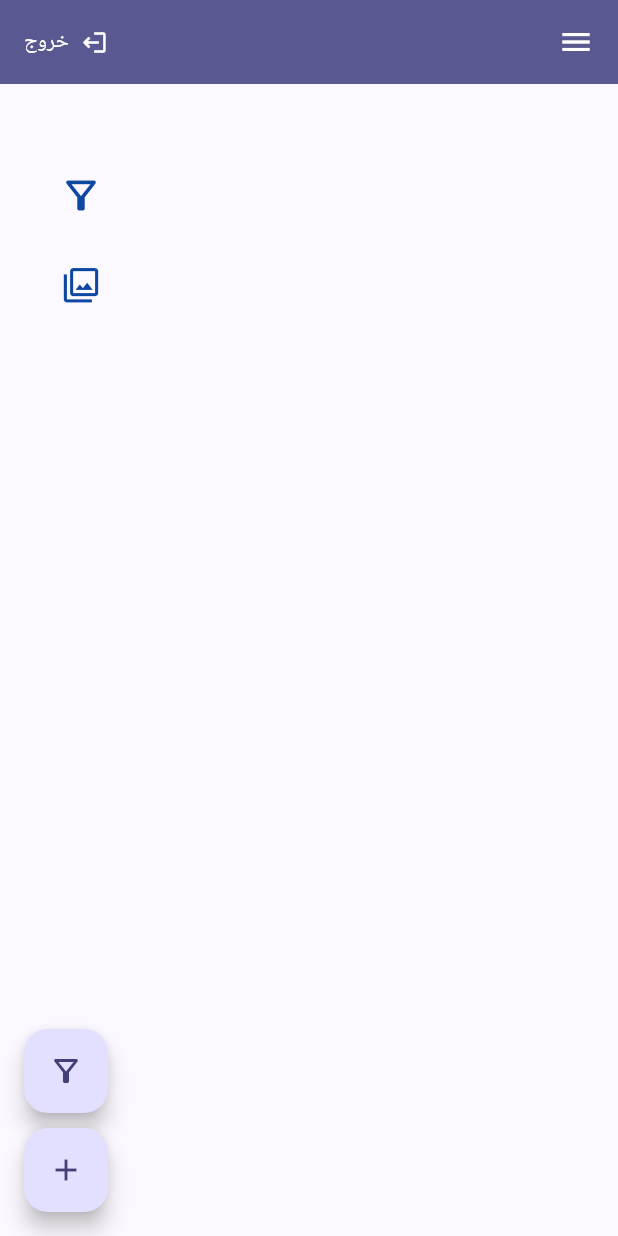
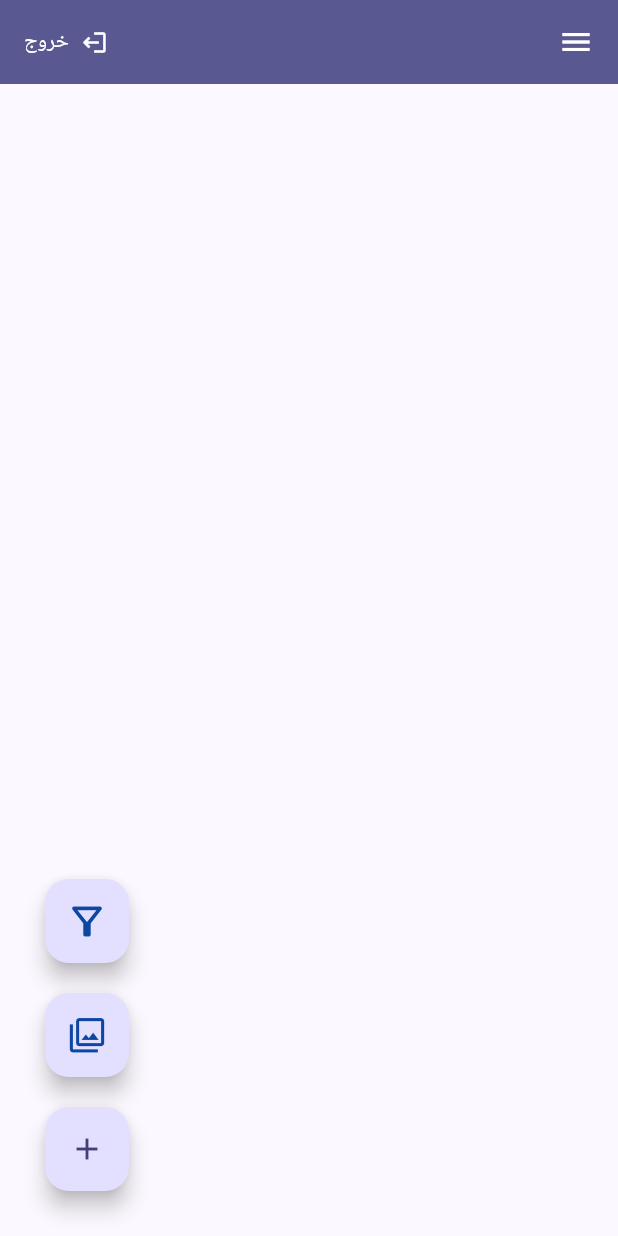
Before and after one commit to AiExpert1985/tablets, a Flutter app: the screen it shows once a user with an empty profile is signed in, on a phone screen of 412 x 824 dp. Run offline on Flutter 3.47's test engine with Material 3 defaults, Android fonts, the light colour scheme and no system bars; our stand-ins replace animated_search_bar, cached_network_image, carousel_slider, cloud_firestore, firebase_auth, firebase_core and 8 more; missing offline and left inert: anydrawer; accounts and stored records are empty.

Commit message:
refactor by removing floating buttons from main scaffold to the body of screens

```diff
--- a/lib/src/common_widgets/main_layout/app_screen_frame.dart
+++ b/lib/src/common_widgets/main_layout/app_screen_frame.dart
@@ -7,20 +7,14 @@ import 'package:tablets/src/common_widgets/main_layout/locale_aware_logout_icon.
 class AppScreenFrame extends StatelessWidget {
   const AppScreenFrame({
     super.key,
-    required this.addMethod,
     required this.screenBody,
   });
-  final void Function(BuildContext) addMethod; // adding new items to the screen
   final Widget screenBody;
 
   @override
   Widget build(BuildContext context) {
     return Scaffold(
       appBar: AppBar(
-        // title: Text(
-        //   S.of(context).greeting,
-        //   style: const TextStyle(color: Colors.white),
-        // ),
         leading: Builder(
           builder: (context) => IconButton(
             icon: const Icon(Icons.menu, color: Colors.white),
@@ -39,22 +33,6 @@ class AppScreenFrame extends StatelessWidget {
         ],
         backgroundColor: Theme.of(context).colorScheme.primary,
       ),
-      floatingActionButton: Column(
-        mainAxisAlignment: MainAxisAlignment.end,
-        children: [
-          FloatingActionButton(
-            onPressed: () => addMethod(context),
-            child: const Icon(Icons.filter_alt_outlined),
-          ),
-          const SizedBox(
-            height: 10,
-          ),
-          FloatingActionButton(
-            onPressed: () => addMethod(context),
-            child: const Icon(Icons.add),
-          ),
-        ],
-      ),
       drawer: const MainDrawer(),
       body: Container(
         padding: const EdgeInsets.all(30),
--- a/lib/src/features/categories/view/categories_screen.dart
+++ b/lib/src/features/categories/view/categories_screen.dart
@@ -13,7 +13,6 @@ class CategoriesScreen extends ConsumerWidget {
   Widget build(BuildContext context, WidgetRef ref) {
     final categoryController = ref.watch(categoryControllerProvider);
     return AppScreenFrame(
-      addMethod: categoryController.showAddCategoryForm,
       screenBody: Column(
         children: [
           Center(
@@ -37,6 +36,10 @@ class CategoriesScreen extends ConsumerWidget {
           ),
           SizedBox(height: MediaQuery.of(context).size.width * 0.01),
           const CategoriesGrid(),
+          FloatingActionButton(
+            onPressed: () => categoryController.showAddCategoryForm(context),
+            child: const Icon(Icons.add),
+          ),
         ],
       ),
     );
--- a/lib/src/features/products/controller/product_form_provider.dart
+++ b/lib/src/features/products/controller/product_form_provider.dart
@@ -3,7 +3,7 @@ import 'dart:io';
 import 'package:flutter/material.dart';
 import 'package:flutter_riverpod/flutter_riverpod.dart';
 import 'package:tablets/generated/l10n.dart';
-import 'package:tablets/src/features/products/controller/product_list_controller.dart';
+import 'package:tablets/src/features/products/controller/products_list_controller.dart';
 import 'package:tablets/src/features/products/controller/product_state_controller.dart';
 import 'package:tablets/src/features/products/model/product.dart';
 import 'package:tablets/src/features/products/repository/product_repository_provider.dart';
--- a/lib/src/features/products/view/not_used_products_grid.dart
+++ b/lib/src/features/products/view/not_used_products_grid.dart
@@ -2,7 +2,7 @@ import 'package:flutter/material.dart';
 import 'package:flutter_riverpod/flutter_riverpod.dart';
 import 'package:tablets/src/common_widgets/various/async_value_widget.dart';
 import 'package:tablets/src/features/products/controller/product_form_provider.dart';
-import 'package:tablets/src/features/products/controller/product_list_controller.dart';
+import 'package:tablets/src/features/products/controller/products_list_controller.dart';
 import 'package:tablets/src/features/products/model/product.dart';
 import 'package:tablets/src/utils/utils.dart';
 
--- a/lib/src/features/products/view/product_main_screen.dart
+++ b/lib/src/features/products/view/product_main_screen.dart
@@ -3,6 +3,7 @@ import 'package:flutter_riverpod/flutter_riverpod.dart';
 import 'package:tablets/src/common_widgets/main_layout/app_screen_frame.dart';
 import 'package:tablets/src/features/products/controller/product_drawer_provider.dart';
 import 'package:tablets/src/features/products/controller/product_form_provider.dart';
+import 'package:tablets/src/features/products/controller/products_list_controller.dart';
 import 'package:tablets/src/features/products/view/products_list.dart';
 
 class ProductsScreen extends ConsumerWidget {
@@ -11,33 +12,39 @@ class ProductsScreen extends ConsumerWidget {
   Widget build(BuildContext context, WidgetRef ref) {
     final formController = ref.watch(productsFormControllerProvider);
     final drawerController = ref.watch(productsDrawerProvider);
+    ref.watch(productSearchNotifierProvider);
     return AppScreenFrame(
-      addMethod: formController.showAddProductForm,
       screenBody: Stack(
         children: [
           const ProductList(),
           Positioned(
-            top: 20,
+            bottom: 0,
             left: 0,
-            child: IconButton(
+            child: Column(
+              children: [
+                FloatingActionButton(
                   onPressed: () => drawerController.showSearchForm(context),
-              icon: Icon(
+                  child: Icon(
                     Icons.filter_alt_outlined,
                     size: 30,
                     color: Colors.blue[900],
                   ),
                 ),
-          ),
-          Positioned(
-            top: 80,
-            left: 0,
-            child: IconButton(
+                const SizedBox(height: 20),
+                FloatingActionButton(
                   onPressed: () => drawerController.showReports(context),
-              icon: Icon(
+                  child: Icon(
                     Icons.filter,
                     size: 25,
                     color: Colors.blue[900],
                   ),
+                ),
+                const SizedBox(height: 20),
+                FloatingActionButton(
+                  onPressed: () => formController.showAddProductForm(context),
+                  child: const Icon(Icons.add),
+                ),
+              ],
             ),
           )
         ],
--- a/lib/src/features/products/view/product_search_fields.dart
+++ b/lib/src/features/products/view/product_search_fields.dart
@@ -5,7 +5,7 @@ import 'package:tablets/generated/l10n.dart';
 import 'package:tablets/src/common_widgets/form/field_box_decoration.dart';
 import 'package:tablets/src/common_widgets/form/form_icons.dart';
 import 'package:tablets/src/constants/constants.dart';
-import 'package:tablets/src/features/products/controller/product_list_controller.dart';
+import 'package:tablets/src/features/products/controller/products_list_controller.dart';
 
 enum FieldDataTypes { int, double, string }
 
--- a/lib/src/features/products/view/products_list.dart
+++ b/lib/src/features/products/view/products_list.dart
@@ -2,7 +2,7 @@ import 'package:flutter/material.dart';
 import 'package:flutter_riverpod/flutter_riverpod.dart';
 import 'package:tablets/src/common_widgets/various/async_value_widget.dart';
 import 'package:tablets/src/features/products/controller/product_form_provider.dart';
-import 'package:tablets/src/features/products/controller/product_list_controller.dart';
+import 'package:tablets/src/features/products/controller/products_list_controller.dart';
 import 'package:tablets/src/features/products/model/product.dart';
 import 'package:tablets/src/features/products/view/product_item.dart';
 
```
Also changed, not shown: lib/src/features/pending_bills/pending_bills.dart (+2 -5 lines), lib/src/features/products/controller/products_list_controller.dart (renamed from lib/src/features/products/controller/product_list_controller.dart, +11 -14 lines), lib/src/features/salesmen_live_locations/presentation/sales_men_live_location_screen.dart (+2 -5 lines), lib/src/features/settings/settings_screen.dart (+2 -5 lines), lib/src/features/transaction/presentation/transaction_screen.dart (+2 -5 lines). Lines whose indentation alone changed are shown as unchanged.
